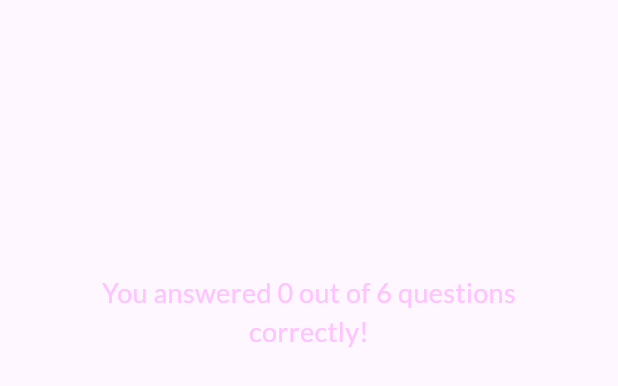
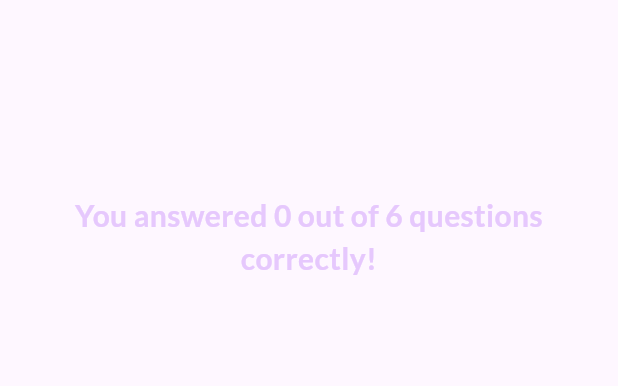
Before and after one commit to mcamilosanchez/adv_basics, a Flutter app: the ResultsScreen widget shown alone on an empty page, opened directly with empty values, on a phone screen of 412 x 824 dp. Shown: the top 386 px of the screen. Run offline on Flutter 3.47's test engine with Material 3 defaults, Android fonts, the phone set to English and light mode, and no system bars; our stand-ins replace google_fonts.

Commit message:
project_finished

```diff
--- a/lib/quiz.dart
+++ b/lib/quiz.dart
@@ -40,8 +40,8 @@ class _QuizState extends State<Quiz> {
 
   void restartQuiz() {
     setState(() {
-      activeScreen = 'start-screen';
       selectedAnswers.length = 0;
+      activeScreen = 'questions-screen';
     });
   }
 
@@ -80,7 +80,9 @@ class _QuizState extends State<Quiz> {
 
     if (activeScreen == 'results-screen') {
       screenWidget = ResultsScreen(
-          chosenAnswers: selectedAnswers, restartQuiz: restartQuiz);
+        chosenAnswers: selectedAnswers,
+        restartQuiz: restartQuiz,
+      );
     }
 
     return MaterialApp(
--- a/lib/results_screen.dart
+++ b/lib/results_screen.dart
@@ -4,8 +4,11 @@ import 'package:flutter/material.dart';
 import 'package:google_fonts/google_fonts.dart';
 
 class ResultsScreen extends StatelessWidget {
-  const ResultsScreen(
-      {super.key, required this.chosenAnswers, required this.restartQuiz});
+  const ResultsScreen({
+    super.key,
+    required this.chosenAnswers,
+    required this.restartQuiz,
+  });
 
   final List<String> chosenAnswers;
 
@@ -28,7 +31,10 @@ class ResultsScreen extends StatelessWidget {
         'correct_answer': questions[i].answers[0],
         /* Recordar que era importante no barajar la lista de respuestas
         original, ya que la primera(posición cero) respuesta es la correcta. */
-        'user_answer': chosenAnswers[i]
+        'user_answer': chosenAnswers[i],
+        /* is_correct, es un condicional que me permite saber si la respuesta
+        es correcta (true) o incorrecta (false)*/
+        // 'is_correct': questions[i].answers[0] == chosenAnswers[i]
       });
     }
 
@@ -62,8 +68,9 @@ class ResultsScreen extends StatelessWidget {
             Text(
               'You answered $numCorrectQuestions out of $numTotalQuestions questions correctly!',
               style: GoogleFonts.lato(
-                color: const Color.fromARGB(255, 255, 195, 255),
-                fontSize: 18,
+                color: const Color.fromARGB(255, 230, 200, 253),
+                fontSize: 20,
+                fontWeight: FontWeight.bold,
               ),
               textAlign: TextAlign.center,
             ),
@@ -78,7 +85,7 @@ class ResultsScreen extends StatelessWidget {
               style: TextButton.styleFrom(
                 foregroundColor: Colors.white,
               ),
-              icon: const Icon(Icons.replay_outlined),
+              icon: const Icon(Icons.refresh),
               label: const Text('Restart Quiz!'),
             )
           ],
```
Also changed, not shown: lib/questions_summary/questions_identifier.dart (+35 -0 lines), lib/questions_summary/questions_summary.dart (+3 -34 lines), lib/questions_summary/summary_item.dart (+63 -0 lines).
